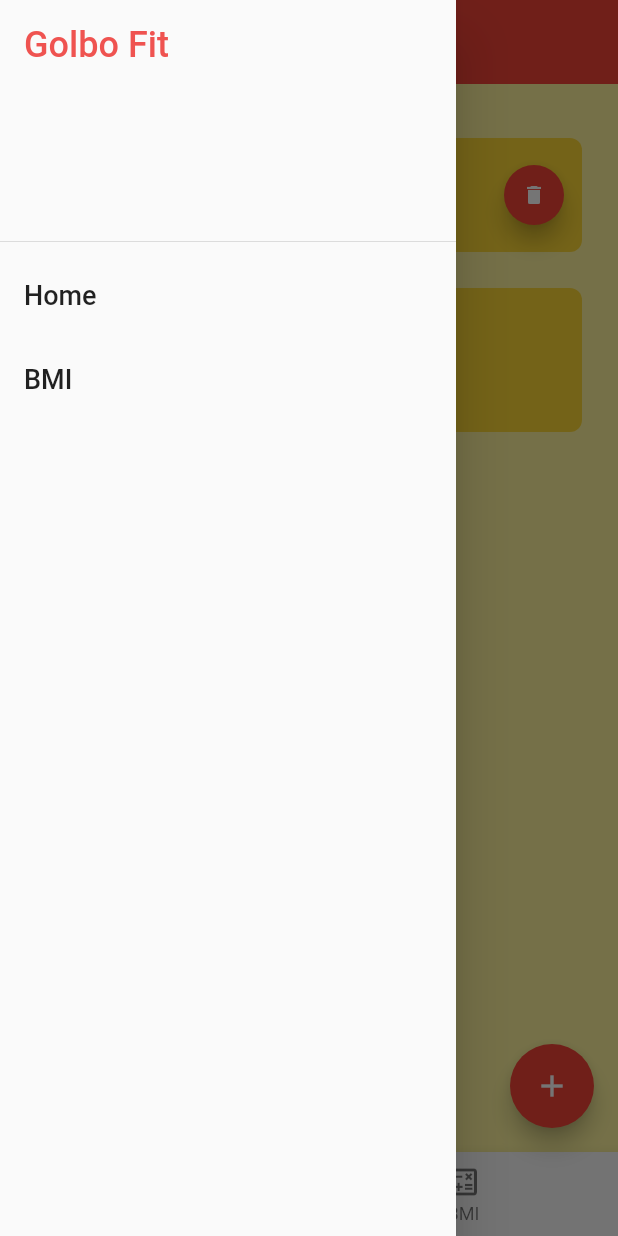
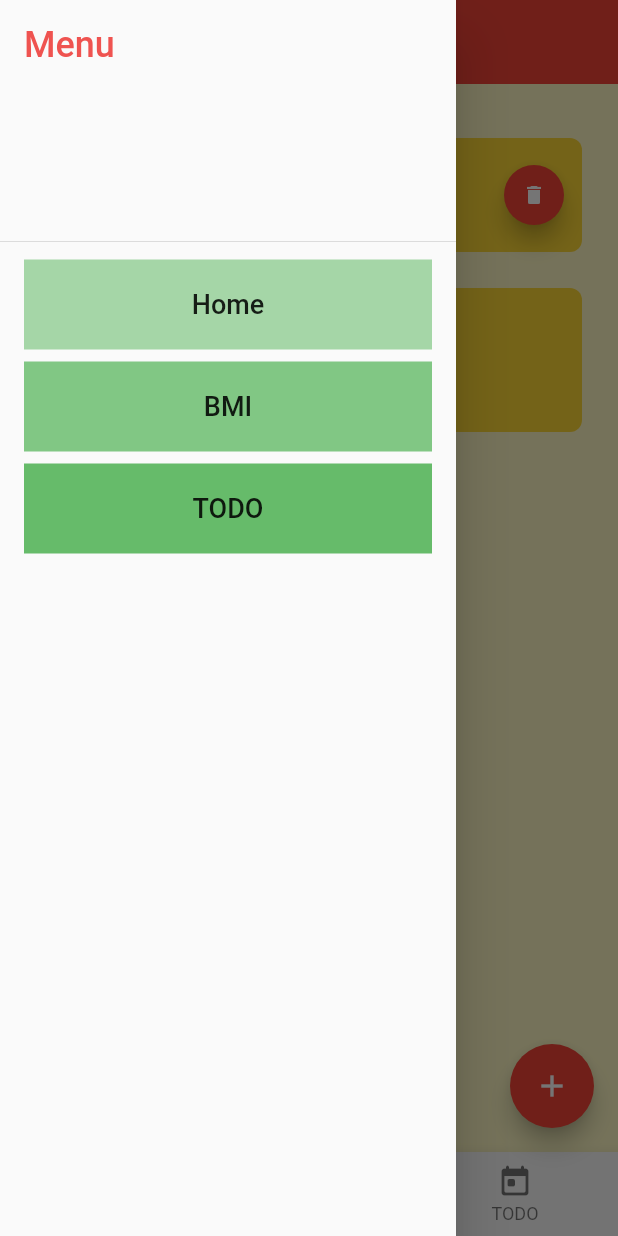
Before and after one commit to tuanly9th/flutter_todo_app, a Flutter app: the screen it shows after launch, with the side drawer open, on a phone screen of 412 x 824 dp. Run offline on Flutter 3.47's test engine with Material 2 defaults, Android fonts, the phone set to English and light mode, and no system bars; drawn by our look-alikes of flutter_slidable; our stand-ins replace hive, hive_flutter; missing offline and left inert: dart:ffi; accounts and stored records are empty.

Commit message:
add new version todo

```diff
--- a/lib/components/dialog_box.dart
+++ b/lib/components/dialog_box.dart
@@ -17,7 +17,8 @@ class DialogBox extends StatelessWidget {
     return AlertDialog(
       backgroundColor: Colors.yellow[100],
       content: Container(
-        height: 120,
+        height: double.tryParse(MediaQuery.of(context).orientation.toString()),
+        width: double.tryParse(MediaQuery.of(context).orientation.toString()),
         child:
             Column(mainAxisAlignment: MainAxisAlignment.spaceAround, children: [
               // get user Input
--- a/lib/components/todo_tile.dart
+++ b/lib/components/todo_tile.dart
@@ -18,12 +18,13 @@ class ToDoTile extends StatelessWidget {
     return Padding(
         padding: const EdgeInsets.only(left: 24, right: 24, bottom: 24),
         child: Slidable(
-          endActionPane: ActionPane(motion: ScrollMotion(), children: [
+          endActionPane: ActionPane(motion: const ScrollMotion(), children: [
             SlidableAction(
               onPressed: deleteTask,
               icon: Icons.delete,
               backgroundColor: Colors.pinkAccent,
-              borderRadius: BorderRadius.horizontal(left: Radius.circular(100), right: Radius.circular(100)),
+              borderRadius: const BorderRadius.horizontal(
+                  left: Radius.circular(100), right: Radius.circular(100)),
             ),
           ]),
           child: Container(
--- a/lib/data/database.dart
+++ b/lib/data/database.dart
@@ -19,4 +19,8 @@ class TodoDataBase {
   void updateData() {
     _todoBox.put('TodoList', todoList);
   }
+
+  void clearAllTodos() {
+    _todoBox.clear();
+  }
 }
--- a/lib/home.dart
+++ b/lib/home.dart
@@ -78,7 +78,7 @@ class _MyHomePageState extends State<MyHomePage> {
   @override
   Widget build(BuildContext context) {
     return Scaffold(
-      backgroundColor: Colors.yellow[200],
+      backgroundColor: Colors.yellow[100],
       appBar: AppBar(
         title: const Text('TODO'),
         centerTitle: true,
--- a/lib/main.dart
+++ b/lib/main.dart
@@ -2,6 +2,7 @@ import 'package:flutter/material.dart';
 import 'package:flutter_first_app/bmi_calc.dart';
 import 'package:hive_flutter/hive_flutter.dart';
 import 'home.dart';
+import 'todo_screen.dart';
 
 void main() async {
   // init Hive
@@ -9,6 +10,8 @@ void main() async {
 
   // open a Box
   var box = await Hive.openBox('todoBox');
+  // await Hive.openBox('shopping_box');
+  await Hive.openBox('todo_box');
 
   // run App
   runApp(const MyApp());
@@ -28,6 +31,7 @@ class MyApp extends StatelessWidget {
       routes: {
         '/': (context) => const MyHomePage(title: 'TODO App Home Page'),
         '/calculator': (context) => const BMICalculator(),
+        '/todo': (context) => const TodoPage(),
       },
       initialRoute: '/',
       // home: const MyHomePage(title: 'TODO App Home Page'),
--- a/lib/main_copy.dart
+++ /dev/null
@@ -1,115 +0,0 @@
-import 'package:flutter/material.dart';
-
-void main() {
-  runApp(const MyApp());
-}
-
-class MyApp extends StatelessWidget {
-  const MyApp({super.key});
-
-  // This widget is the root of your application.
-  @override
-  Widget build(BuildContext context) {
-    return MaterialApp(
-      title: 'Flutter Demo Test Push',
-      theme: ThemeData(
-        // This is the theme of your application.
-        //
-        // Try running your application with "flutter run". You'll see the
-        // application has a blue toolbar. Then, without quitting the app, try
-        // changing the primarySwatch below to Colors.green and then invoke
-        // "hot reload" (press "r" in the console where you ran "flutter run",
-        // or simply save your changes to "hot reload" in a Flutter IDE).
-        // Notice that the counter didn't reset back to zero; the application
-        // is not restarted.
-        primarySwatch: Colors.blue,
-      ),
-      home: const MyHomePage(title: 'Flutter Demo Home Page'),
-    );
-  }
-}
-
-class MyHomePage extends StatefulWidget {
-  const MyHomePage({super.key, required this.title});
-
-  // This widget is the home page of your application. It is stateful, meaning
-  // that it has a State object (defined below) that contains fields that affect
-  // how it looks.
-
-  // This class is the configuration for the state. It holds the values (in this
-  // case the title) provided by the parent (in this case the App widget) and
-  // used by the build method of the State. Fields in a Widget subclass are
-  // always marked "final".
-
-  final String title;
-
-  @override
-  State<MyHomePage> createState() => _MyHomePageState();
-}
-
-class _MyHomePageState extends State<MyHomePage> {
-  int _counter = 0;
-
-  void _incrementCounter() {
-    setState(() {
-      // This call to setState tells the Flutter framework that something has
-      // changed in this State, which causes it to rerun the build method below
-      // so that the display can reflect the updated values. If we changed
-      // _counter without calling setState(), then the build method would not be
-      // called again, and so nothing would appear to happen.
-      _counter++;
-    });
-  }
-
-  @override
-  Widget build(BuildContext context) {
-    // This method is rerun every time setState is called, for instance as done
-    // by the _incrementCounter method above.
-    //
-    // The Flutter framework has been optimized to make rerunning build methods
-    // fast, so that you can just rebuild anything that needs updating rather
-    // than having to individually change instances of widgets.
-    return Scaffold(
-      appBar: AppBar(
-        // Here we take the value from the MyHomePage object that was created by
-        // the App.build method, and use it to set our appbar title.
-        title: Text(widget.title),
-      ),
-      body: Center(
-        // Center is a layout widget. It takes a single child and positions it
-        // in the middle of the parent.
-        child: Column(
-          // Column is also a layout widget. It takes a list of children and
-          // arranges them vertically. By default, it sizes itself to fit its
-          // children horizontally, and tries to be as tall as its parent.
-          //
-          // Invoke "debug painting" (press "p" in the console, choose the
-          // "Toggle Debug Paint" action from the Flutter Inspector in Android
-          // Studio, or the "Toggle Debug Paint" command in Visual Studio Code)
-          // to see the wireframe for each widget.
-          //
-          // Column has various properties to control how it sizes itself and
-          // how it positions its children. Here we use mainAxisAlignment to
-          // center the children vertically; the main axis here is the vertical
-          // axis because Columns are vertical (the cross axis would be
-          // horizontal).
-          mainAxisAlignment: MainAxisAlignment.center,
-          children: <Widget>[
-            const Text(
-              'You have pushed the button this many times:',
-            ),
-            Text(
-              '$_counter',
-              style: Theme.of(context).textTheme.headlineMedium,
-            ),
-          ],
-        ),
-      ),
-      floatingActionButton: FloatingActionButton(
-        onPressed: _incrementCounter,
-        tooltip: 'Increment',
-        child: const Icon(Icons.add),
-      ), // This trailing comma makes auto-formatting nicer for build methods.
-    );
-  }
-}
--- a/lib/navigation/menu_bottom.dart
+++ b/lib/navigation/menu_bottom.dart
@@ -14,6 +14,10 @@ class MenuBottom extends StatelessWidget {
         icon: Icon(Icons.calculate_outlined),
         label: 'BMI',
       ),
+      BottomNavigationBarItem(
+        icon: Icon(Icons.today_rounded),
+        label: 'TODO',
+      ),
     ],
     onTap: (value) {
       print(value);
@@ -24,6 +28,9 @@ class MenuBottom extends StatelessWidget {
         case 1:
           Navigator.pushNamed(context, '/calculator');
           break;
+        case 2:
+          Navigator.pushNamed(context, '/todo');
+          break;
       }
     },);
   }
--- a/lib/navigation/menu_draw.dart
+++ b/lib/navigation/menu_draw.dart
@@ -1,10 +1,10 @@
 import 'package:flutter/material.dart';
 import '../bmi_calc.dart';
 import '../home.dart';
+import '../todo_screen.dart';
 
 class MenuDrawer extends StatelessWidget {
   const MenuDrawer({super.key});
-
   @override
   Widget build(BuildContext context) {
     return Drawer(
@@ -15,11 +15,12 @@ class MenuDrawer extends StatelessWidget {
   }
 
   List<Widget> buildMenuItems(BuildContext context) {
-    List<String> menuTitles = ['Home', 'BMI'];
+    int idx = 1;
+    List<String> menuTitles = ['Home', 'BMI', 'TODO'];
     List<Widget> menuItems = [];
     menuItems.add(DrawerHeader(
         child: Text(
-      'Golbo Fit',
+      'Menu',
       style: TextStyle(
         color: Colors.red.shade400,
         fontSize: 24,
@@ -28,10 +29,20 @@ class MenuDrawer extends StatelessWidget {
 
     menuTitles.forEach((element) {
       Widget screen = Container();
+      idx++;
       menuItems.add(ListTile(
-        title: Text(
-          element,
-          style: const TextStyle(fontSize: 18),
+        title: Container(
+          height: 60,
+          decoration: BoxDecoration(
+            color: Colors.green[100 * idx],
+          ),
+          padding: const EdgeInsets.all(12),
+          child: Center(
+            child: Text(
+              element,
+              style: const TextStyle(fontSize: 18),
+            ),
+          ),
         ),
         onTap: () {
           switch (element) {
@@ -41,13 +52,17 @@ class MenuDrawer extends StatelessWidget {
             case 'BMI':
               screen = const BMICalculator();
               break;
+            case 'TODO':
+              screen = const TodoPage();
+              break;
             // default:
             //   screen = Container(
             //     child: const Center(child: Text('Hello Flutter')),
             //   );
           }
           Navigator.of(context).pop();
-          Navigator.of(context).push(MaterialPageRoute(builder: (context) => screen));
+          Navigator.of(context)
+              .push(MaterialPageRoute(builder: (context) => screen));
         },
       ));
     });
--- a/pubspec.yaml
+++ b/pubspec.yaml
@@ -64,8 +64,8 @@ flutter:
   uses-material-design: true
 
   # To add assets to your application, add an assets section, like this:
-  # assets:
-  #   - images/a_dot_burr.jpeg
+  assets:
+    - assets/
   #   - images/a_dot_ham.jpeg
 
   # An image asset can refer to one or more resolution-specific "variants", see
```
Also changed, not shown: lib/models/todo_model.dart (added, +29 -0 lines), lib/todo_screen.dart (added, +277 -0 lines).
